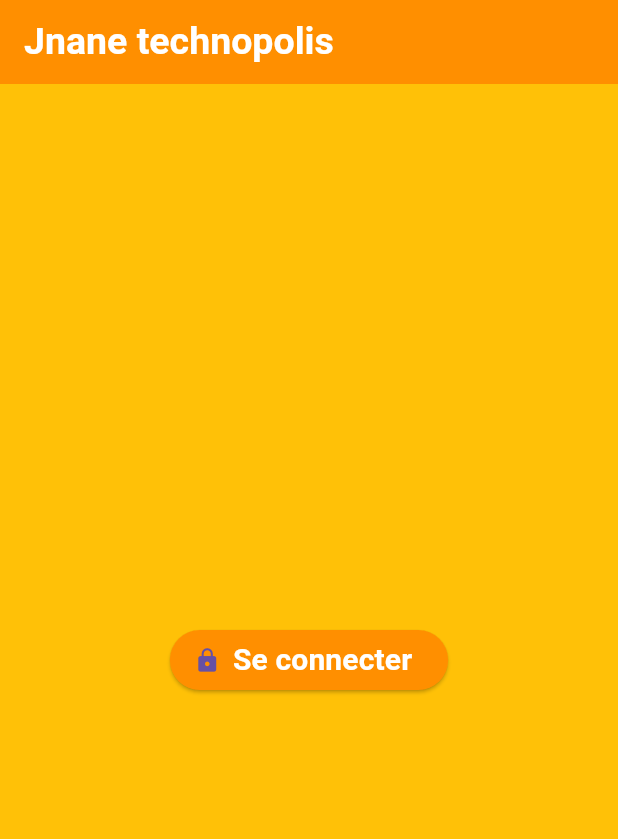
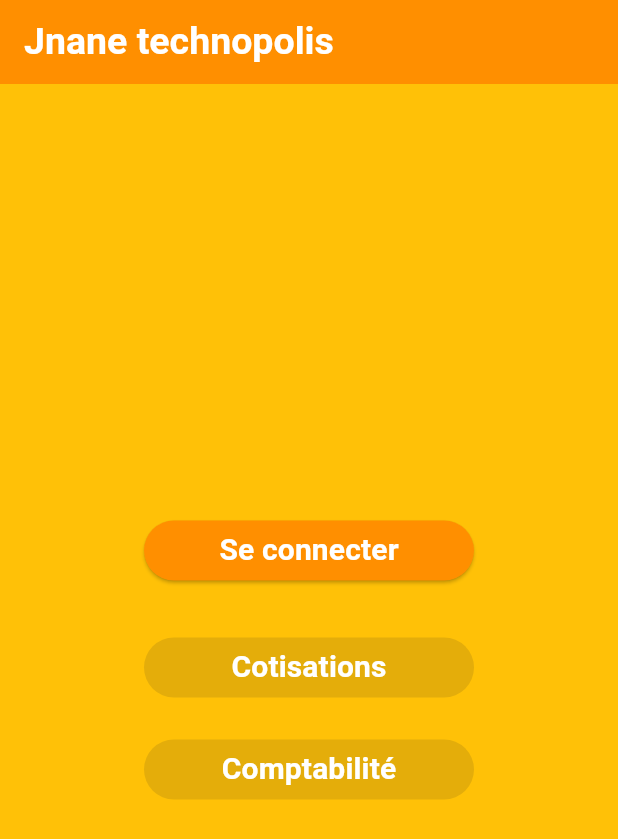
Before and after one commit to stracoma/syndic, a Flutter app: the screen it shows after launch, on a phone screen of 412 x 824 dp. Shown: the top 839 px of the screen. Run offline on Flutter 3.47's test engine with Material 3 defaults, Android fonts, the phone set to English and light mode, and no system bars; our stand-ins replace cloud_firestore, firebase_auth, firebase_core; accounts and stored records are empty; statements that could not run were skipped.

Commit message:
commit dimanche 11 mai 2025

```diff
--- a/lib/accueil_page.dart
+++ b/lib/accueil_page.dart
@@ -2,11 +2,19 @@ import 'package:flutter/material.dart';
 import 'home_page.dart';
 import 'lesFonctions.dart';
 
-class AccueilPage extends StatelessWidget {
+class AccueilPage extends StatefulWidget {
+  const AccueilPage({super.key});
+
+  @override
+  State<AccueilPage> createState() => _AccueilPageState();
+}
+
+class _AccueilPageState extends State<AccueilPage> {
   final String adminPassword = "taiba25";
   final String guestPassword = "techno25";
 
-  const AccueilPage({super.key});
+  bool _buttonsEnabled = false;
+  bool _isAdmin = false;
 
   void _login(BuildContext context) {
     final TextEditingController passwordController = TextEditingController();
@@ -30,25 +38,24 @@ class AccueilPage extends StatelessWidget {
               final entered = passwordController.text.trim();
 
               if (entered == adminPassword) {
-                // Connexion admin Firebase
                 connexionAdminFirebase(
                   context: context,
                   email: "admin@gmail.com",
                   motDePasse: adminPassword,
                   onSuccess: () {
+                    setState(() {
+                      _buttonsEnabled = true;
+                      _isAdmin = true;
+                    });
                     Navigator.pop(context);
-                    Navigator.push(
-                      context,
-                      MaterialPageRoute(builder: (_) => MyHomePage(isAdmin: true)),
-                    );
                   },
                 );
               } else if (entered == guestPassword) {
+                setState(() {
+                  _buttonsEnabled = true;
+                  _isAdmin = false;
+                });
                 Navigator.pop(context);
-                Navigator.push(
-                  context,
-                  MaterialPageRoute(builder: (_) => MyHomePage(isAdmin: false)),
-                );
               } else {
                 ScaffoldMessenger.of(context).showSnackBar(
                   SnackBar(content: Text('Mot de passe incorrect')),
@@ -62,35 +69,66 @@ class AccueilPage extends StatelessWidget {
     );
   }
 
+  Widget _buildButton(String label, VoidCallback? onPressed) {
+    return SizedBox(
+      width: 220,
+      child: ElevatedButton(
+        onPressed: onPressed,
+        style: ElevatedButton.styleFrom(
+          backgroundColor: Colors.amber[800],
+        ),
+        child: Text(
+          label,
+          style: TextStyle(
+            fontSize: 20,
+            color: Colors.white,
+            fontWeight: FontWeight.bold,
+          ),
+        ),
+      ),
+    );
+  }
+
   @override
   Widget build(BuildContext context) {
     return Scaffold(
       backgroundColor: Colors.amber[500],
       appBar: AppBar(
         backgroundColor: Colors.amber[800],
-          title: Text('Jnane technopolis',
+        title: Text(
+          'Jnane technopolis',
           style: TextStyle(
             color: Colors.white,
             fontSize: 25,
             fontWeight: FontWeight.bold,
           ),
-    )),
-      body: Center(
-
-        child: ElevatedButton.icon(
-          icon: Icon(Icons.lock),
-          label: Text('Se connecter',
-            style: TextStyle(
-              color: Colors.white,
-              fontSize: 20,
-              fontWeight: FontWeight.bold,
         ),
       ),
-          style: ElevatedButton.styleFrom(
-            backgroundColor: Colors.amber[800], // Couleur de fond
+      body: Center(
+        child: Column(
+          mainAxisSize: MainAxisSize.min,
+          children: [
+            _buildButton('Se connecter', () => _login(context)),
+            SizedBox(height: 30),
+            _buildButton(
+              'Cotisations',
+              _buttonsEnabled
+                  ? () {
+                Navigator.push(
+                  context,
+                  MaterialPageRoute(
+                    builder: (_) => MyHomePage(isAdmin: _isAdmin),
                   ),
-
-          onPressed: () => _login(context),
+                );
+              }
+                  : null,
+            ),
+            SizedBox(height: 20),
+            _buildButton(
+              'Comptabilité',
+              _buttonsEnabled ? () {} : null,
+            ),
+          ],
         ),
       ),
     );
```
Also changed, not shown: firebase.json, 5 other files. Lines whose indentation alone changed are shown as unchanged.
